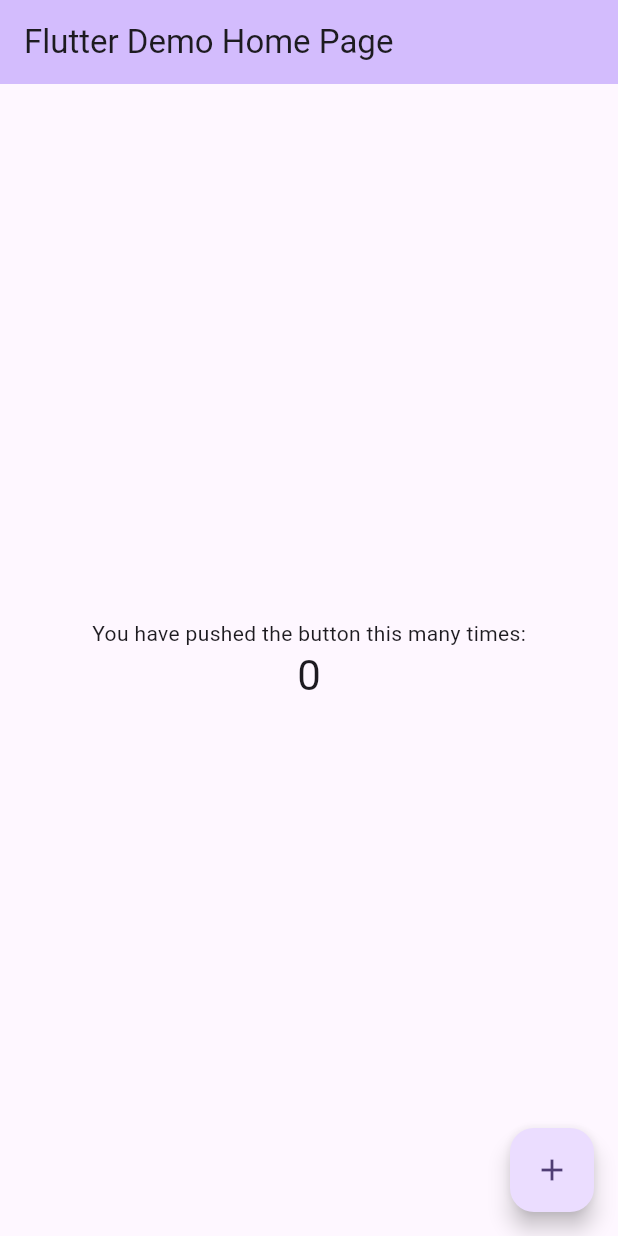
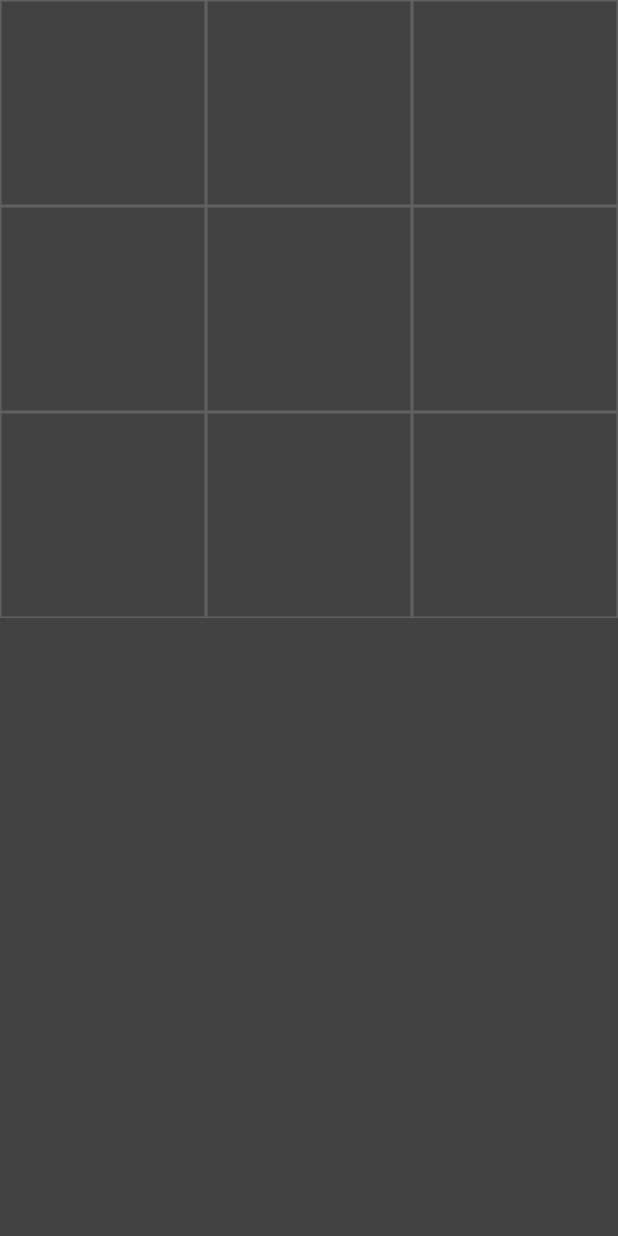
Before and after one commit to mozidan27/tic_tac, a Flutter app: the screen it shows after launch, on a phone screen of 412 x 824 dp. Run offline on Flutter 3.47's test engine with Material 3 defaults, Android fonts, the phone set to English and light mode, and no system bars.

Commit message:
creating the grid and make each cell tappped

```diff
--- a/lib/main.dart
+++ b/lib/main.dart
@@ -1,125 +1,18 @@
 import 'package:flutter/material.dart';
+import 'package:tic_tac/screens/home_page.dart';
 
 void main() {
-  runApp(const MyApp());
+  runApp(const TicTak());
 }
 
-class MyApp extends StatelessWidget {
-  const MyApp({super.key});
+class TicTak extends StatelessWidget {
+  const TicTak({super.key});
 
-  // This widget is the root of your application.
   @override
   Widget build(BuildContext context) {
-    return MaterialApp(
-      title: 'Flutter Demo',
-      theme: ThemeData(
-        // This is the theme of your application.
-        //
-        // TRY THIS: Try running your application with "flutter run". You'll see
-        // the application has a purple toolbar. Then, without quitting the app,
-        // try changing the seedColor in the colorScheme below to Colors.green
-        // and then invoke "hot reload" (save your changes or press the "hot
-        // reload" button in a Flutter-supported IDE, or press "r" if you used
-        // the command line to start the app).
-        //
-        // Notice that the counter didn't reset back to zero; the application
-        // state is not lost during the reload. To reset the state, use hot
-        // restart instead.
-        //
-        // This works for code too, not just values: Most code changes can be
-        // tested with just a hot reload.
-        colorScheme: ColorScheme.fromSeed(seedColor: Colors.deepPurple),
-        useMaterial3: true,
-      ),
-      home: const MyHomePage(title: 'Flutter Demo Home Page'),
+    return const MaterialApp(
+      debugShowCheckedModeBanner: false,
+      home: HomePage(),
     );
   }
 }
-
-class MyHomePage extends StatefulWidget {
-  const MyHomePage({super.key, required this.title});
-
-  // This widget is the home page of your application. It is stateful, meaning
-  // that it has a State object (defined below) that contains fields that affect
-  // how it looks.
-
-  // This class is the configuration for the state. It holds the values (in this
-  // case the title) provided by the parent (in this case the App widget) and
-  // used by the build method of the State. Fields in a Widget subclass are
-  // always marked "final".
-
-  final String title;
-
-  @override
-  State<MyHomePage> createState() => _MyHomePageState();
-}
-
-class _MyHomePageState extends State<MyHomePage> {
-  int _counter = 0;
-
-  void _incrementCounter() {
-    setState(() {
-      // This call to setState tells the Flutter framework that something has
-      // changed in this State, which causes it to rerun the build method below
-      // so that the display can reflect the updated values. If we changed
-      // _counter without calling setState(), then the build method would not be
-      // called again, and so nothing would appear to happen.
-      _counter++;
-    });
-  }
-
-  @override
-  Widget build(BuildContext context) {
-    // This method is rerun every time setState is called, for instance as done
-    // by the _incrementCounter method above.
-    //
-    // The Flutter framework has been optimized to make rerunning build methods
-    // fast, so that you can just rebuild anything that needs updating rather
-    // than having to individually change instances of widgets.
-    return Scaffold(
-      appBar: AppBar(
-        // TRY THIS: Try changing the color here to a specific color (to
-        // Colors.amber, perhaps?) and trigger a hot reload to see the AppBar
-        // change color while the other colors stay the same.
-        backgroundColor: Theme.of(context).colorScheme.inversePrimary,
-        // Here we take the value from the MyHomePage object that was created by
-        // the App.build method, and use it to set our appbar title.
-        title: Text(widget.title),
-      ),
-      body: Center(
-        // Center is a layout widget. It takes a single child and positions it
-        // in the middle of the parent.
-        child: Column(
-          // Column is also a layout widget. It takes a list of children and
-          // arranges them vertically. By default, it sizes itself to fit its
-          // children horizontally, and tries to be as tall as its parent.
-          //
-          // Column has various properties to control how it sizes itself and
-          // how it positions its children. Here we use mainAxisAlignment to
-          // center the children vertically; the main axis here is the vertical
-          // axis because Columns are vertical (the cross axis would be
-          // horizontal).
-          //
-          // TRY THIS: Invoke "debug painting" (choose the "Toggle Debug Paint"
-          // action in the IDE, or press "p" in the console), to see the
-          // wireframe for each widget.
-          mainAxisAlignment: MainAxisAlignment.center,
-          children: <Widget>[
-            const Text(
-              'You have pushed the button this many times:',
-            ),
-            Text(
-              '$_counter',
-              style: Theme.of(context).textTheme.headlineMedium,
-            ),
-          ],
-        ),
-      ),
-      floatingActionButton: FloatingActionButton(
-        onPressed: _incrementCounter,
-        tooltip: 'Increment',
-        child: const Icon(Icons.add),
-      ), // This trailing comma makes auto-formatting nicer for build methods.
-    );
-  }
-}
--- /dev/null
+++ b/lib/screens/home_page.dart
@@ -0,0 +1,60 @@
+import 'package:flutter/material.dart';
+
+class HomePage extends StatefulWidget {
+  const HomePage({super.key});
+
+  @override
+  State<HomePage> createState() => _HomePageState();
+}
+
+class _HomePageState extends State<HomePage> {
+  void _tapped(int index) {
+    setState(() {
+      displayExOh[index] = 'o';
+    });
+  }
+
+  List<String> displayExOh = [
+    '',
+    '',
+    '',
+    '',
+    '',
+    '',
+    '',
+    '',
+    '',
+  ];
+
+  @override
+  Widget build(BuildContext context) {
+    return Scaffold(
+      backgroundColor: Colors.grey[800],
+      body: GridView.builder(
+        itemCount: 9,
+        gridDelegate:
+            const SliverGridDelegateWithFixedCrossAxisCount(crossAxisCount: 3),
+        itemBuilder: (context, index) {
+          return GestureDetector(
+            onTap: () {
+              _tapped(index);
+            },
+            child: Container(
+              decoration: BoxDecoration(
+                border: Border.all(
+                  color: const Color(0xFF616161),
+                ),
+              ),
+              child: Center(
+                child: Text(
+                  displayExOh[index],
+                  style: const TextStyle(color: Colors.white, fontSize: 32),
+                ),
+              ),
+            ),
+          );
+        },
+      ),
+    );
+  }
+}
```
